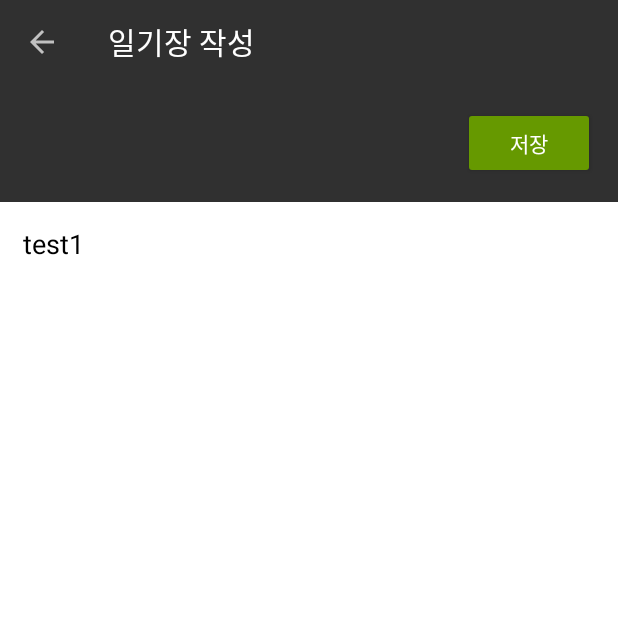
After one commit to Abs0c/WithPet, an Android app: the EditText screen opened directly, with no data from a screen before it, on a phone screen of 412 x 824 dp, the top half of it. The commit adds this screen. Run offline under Robolectric (Android 15) with nearby library versions, the phone set to English and light mode, and no system bars.

Commit message:
DB will update soon

```diff
--- a/app/src/main/AndroidManifest.xml
+++ b/app/src/main/AndroidManifest.xml
@@ -29,9 +29,13 @@
             android:name=".AddpetActivity"
             android:windowSoftInputMode="adjustResize"
             android:exported="true"/>
+        <activity android:name=".EditText"
+            android:exported="true"
+            android:theme="@style/Theme.Design.NoActionBar"/>
         <activity
             android:name=".MainActivity"
             android:exported="true">
+
             <intent-filter>
                 <action android:name="android.intent.action.MAIN" />
 
--- a/app/src/main/java/com/example/porject/Diary.kt
+++ b/app/src/main/java/com/example/porject/Diary.kt
@@ -2,6 +2,7 @@ package com.example.porject
 
 import android.R
 import android.content.DialogInterface
+import android.content.Intent
 import android.os.Bundle
 import android.util.Log
 import androidx.fragment.app.Fragment
@@ -107,6 +108,10 @@ class Diary : Fragment() {
 
             }
         }
+        binding.btnDial.setOnClickListener {
+            val intent = Intent(getActivity(), EditText::class.java)
+            startActivity(intent)
+        }
 
         return binding.root
 //        return inflater.inflate(R.layout.fragment_diary, container, false)
--- /dev/null
+++ b/app/src/main/java/com/example/porject/EditText.kt
@@ -0,0 +1,37 @@
+package com.example.porject
+
+import android.os.Bundle
+import android.view.MenuItem
+import android.widget.Button
+import android.widget.EditText
+import androidx.appcompat.app.AppCompatActivity
+import androidx.appcompat.widget.Toolbar
+import androidx.core.content.ContentProviderCompat.requireContext
+import com.example.porject.MyApplication.Companion.db
+
+class EditText : AppCompatActivity(){
+
+    //private var db = DBHelper(this)
+
+    override fun onCreate(savedInstanceState: Bundle?) {
+        super.onCreate(savedInstanceState)
+        setTitle("일기장 작성")
+        setContentView(R.layout.activity_edit)
+        val toolbar = findViewById<Toolbar>(R.id.toolbar)
+        setSupportActionBar(toolbar)
+        supportActionBar!!.setDisplayHomeAsUpEnabled(true)
+        val editText = findViewById<EditText>(R.id.editT)
+        val savedButton = findViewById<Button>(R.id.btnSave)
+        savedButton.setOnClickListener {
+            //db.addMemo(db.writableDatabase, editText.text.toString())
+            finish()
+        }
+    }
+
+    override fun onOptionsItemSelected(item: MenuItem): Boolean {
+        if(item.itemId == android.R.id.home){
+            finish()
+        }
+        return super.onOptionsItemSelected(item)
+    }
+}
--- a/app/src/main/java/com/example/porject/MainActivity.kt
+++ b/app/src/main/java/com/example/porject/MainActivity.kt
@@ -12,6 +12,7 @@ class MainActivity : AppCompatActivity() {
     lateinit var binding: MainActivity
     override fun onCreate(savedInstanceState: Bundle?) {
         super.onCreate(savedInstanceState)
+        setTitle("반려동뭉 관리어플")
         val binding = ActivityMainBinding.inflate(layoutInflater)
         setContentView(binding.root)
         val list = listOf(mapView(), myPet(), Diary(), myPage())
--- /dev/null
+++ b/app/src/main/res/layout/activity_edit.xml
@@ -0,0 +1,28 @@
+<?xml version="1.0" encoding="utf-8"?>
+<LinearLayout xmlns:android="http://schemas.android.com/apk/res/android"
+    android:layout_width="match_parent"
+    android:layout_height="match_parent"
+    android:orientation="vertical">
+    <androidx.appcompat.widget.Toolbar
+        android:layout_width="match_parent"
+        android:layout_height="wrap_content"
+        android:id="@+id/toolbar"/>
+    <Button
+        android:id="@+id/btnSave"
+        android:layout_width="wrap_content"
+        android:layout_height="wrap_content"
+        android:layout_gravity="right"
+        android:layout_margin="15dp"
+        android:text="저장"
+        android:backgroundTint="@android:color/holo_green_dark"/>
+    <EditText
+        android:id="@+id/editT"
+        android:layout_width="match_parent"
+        android:layout_height="match_parent"
+        android:background="@android:color/white"
+        android:text="test1"
+        android:textColor="@android:color/black"
+        android:padding="15dp"
+        android:gravity="top"/>
+
+</LinearLayout>
--- a/app/src/main/res/layout/fragment_diary.xml
+++ b/app/src/main/res/layout/fragment_diary.xml
@@ -78,7 +78,7 @@
         android:layout_height="wrap_content"
         android:layout_margin="10dp"
         android:layout_marginEnd="8dp"
-
+        android:id="@+id/btnDial"
         android:layout_marginBottom="4dp"
         android:text="일기 추가"
         app:icon="@android:drawable/ic_input_add"
```
Also changed, not shown: app/src/main/java/com/example/porject/mapView.kt (+49 -0 lines), app/src/main/res/layout/fragment_map_view.xml (+22 -2 lines).
